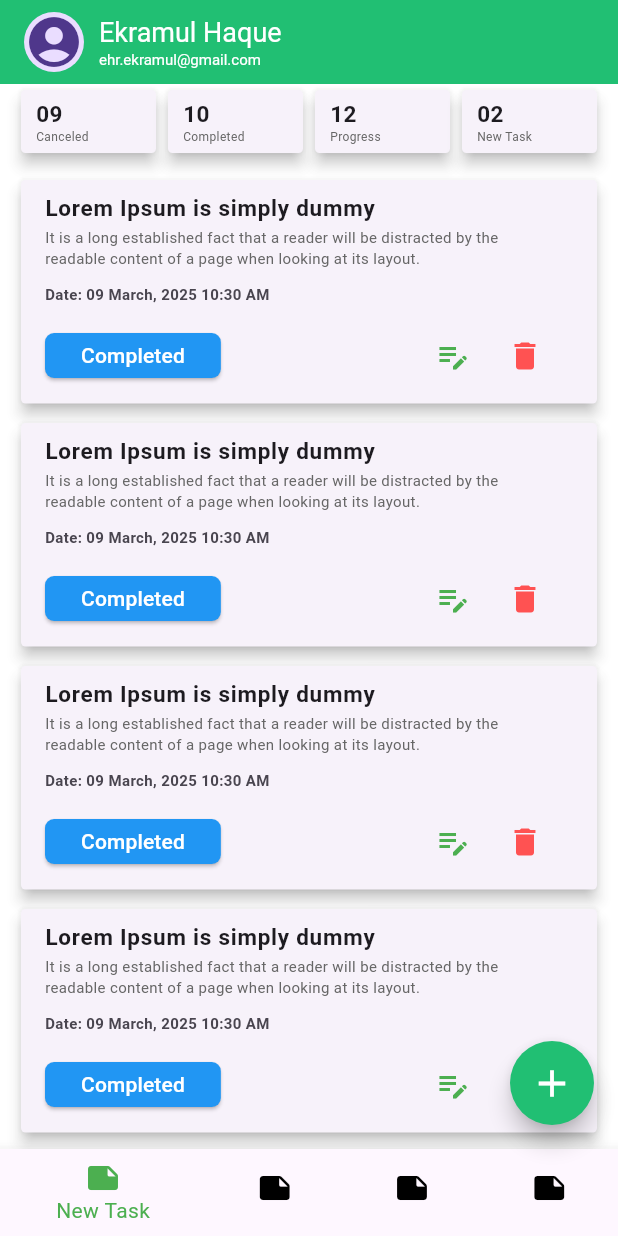
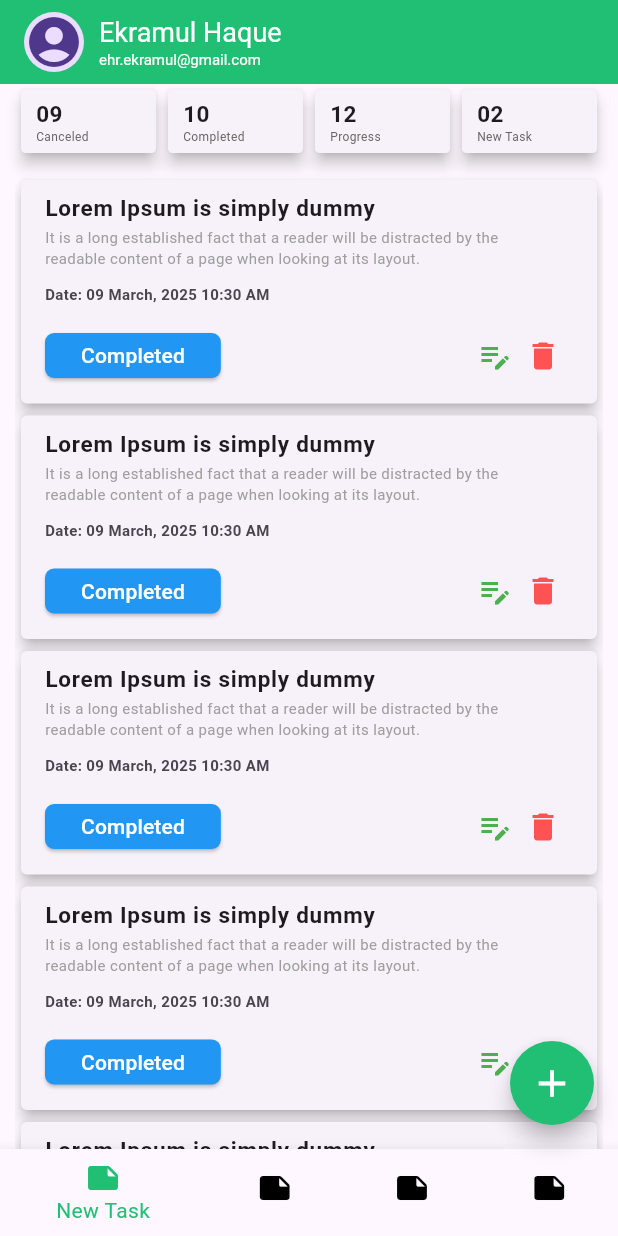
Before and after one commit to EHREkramul/Task-Manager-App, a Flutter app: the screen it shows after launch, on a phone screen of 412 x 824 dp. Run offline on Flutter 3.47's test engine with Material 3 defaults, Android fonts, the phone set to English and light mode, and no system bars; our stand-ins replace flutter_svg, pin_code_fields.

Commit message:
Refactor home screen

```diff
--- a/lib/app/app.dart
+++ b/lib/app/app.dart
@@ -19,11 +19,6 @@ class TaskManagerApp extends StatelessWidget {
         appBarTheme: AppBarTheme(
           backgroundColor: Color.fromARGB(255, 33, 191, 115),
           foregroundColor: Colors.white,
-        ),
-        floatingActionButtonTheme: FloatingActionButtonThemeData(
-          backgroundColor: Color.fromARGB(255, 33, 191, 115),
-          foregroundColor: Colors.white,
-          shape: CircleBorder(),
         ),
         inputDecorationTheme: InputDecorationTheme(
           enabledBorder: OutlineInputBorder(
--- a/lib/presentation/screens/home_screen.dart
+++ b/lib/presentation/screens/home_screen.dart
@@ -14,7 +14,6 @@ class _HomeScreenState extends State<HomeScreen> {
   @override
   Widget build(BuildContext context) {
     return Scaffold(
-      backgroundColor: Colors.white70,
       appBar: AppBar(
         title: Row(
           spacing: 10,
@@ -32,12 +31,15 @@ class _HomeScreenState extends State<HomeScreen> {
       ),
       floatingActionButton: FloatingActionButton(
         onPressed: () {},
+        backgroundColor: Color.fromARGB(255, 33, 191, 115),
+        foregroundColor: Colors.white,
+        shape: CircleBorder(),
         child: Icon(Icons.add, size: 30),
       ),
       bottomNavigationBar: BottomNavigationBar(
         currentIndex: 0,
         backgroundColor: Colors.white,
-        selectedItemColor: Colors.green,
+        selectedItemColor: Theme.of(context).primaryColor,
         unselectedItemColor: Colors.black,
         unselectedLabelStyle: TextStyle(color: Colors.black),
         items: [
@@ -59,19 +61,18 @@ class _HomeScreenState extends State<HomeScreen> {
           ),
         ],
       ),
-      body: Column(
+      body: Padding(
+        padding: const EdgeInsets.only(left: 10, right: 10),
+        child: Column(
           spacing: 10,
           children: [
-          Padding(
-            padding: const EdgeInsets.only(left: 10, right: 10),
-            child: Row(
+            Row(
               children: [
                 HomeCard(count: '09', status: 'Canceled'),
                 HomeCard(count: '10', status: 'Completed'),
                 HomeCard(count: '12', status: 'Progress'),
                 HomeCard(count: '02', status: 'New Task'),
               ],
-            ),
             ),
             Expanded(
               child: ListView.builder(
@@ -89,6 +90,7 @@ class _HomeScreenState extends State<HomeScreen> {
             ),
           ],
         ),
+      ),
     );
   }
 }
--- a/lib/presentation/widgets/task_item.dart
+++ b/lib/presentation/widgets/task_item.dart
@@ -19,11 +19,9 @@ class TaskItem extends StatelessWidget {
 
   @override
   Widget build(BuildContext context) {
-    return Padding(
-      padding: const EdgeInsets.only(left: 10, right: 10, bottom: 5),
-      child: Card(
+    return Card(
       shape: RoundedRectangleBorder(
-          borderRadius: BorderRadius.all(Radius.circular(3)),
+        borderRadius: BorderRadius.all(Radius.circular(4)),
       ),
       elevation: 4,
       child: ListTile(
@@ -35,14 +33,11 @@ class TaskItem extends StatelessWidget {
           spacing: 10,
           crossAxisAlignment: CrossAxisAlignment.start,
           children: [
-              Padding(
-                padding: const EdgeInsets.only(right: 10),
-                child: Text(
+            Text(
               description,
               style: TextStyle(
                 fontSize: 10,
-                    color: Color.fromARGB(255, 102, 102, 102),
-                  ),
+                color: Colors.grey,
               ),
             ),
 
@@ -63,13 +58,24 @@ class TaskItem extends StatelessWidget {
                   child: Text(status),
                 ),
                 Row(
+                  spacing: 8,
                   children: [
                     IconButton(
                       onPressed: () {},
+                      style: IconButton.styleFrom(
+                        padding: EdgeInsets.zero,
+                        minimumSize: Size(0, 0),
+                        tapTargetSize: MaterialTapTargetSize.shrinkWrap,
+                      ),
                       icon: Icon(Icons.edit_note, color: Colors.green),
                     ),
                     IconButton(
                       onPressed: () {},
+                      style: IconButton.styleFrom(
+                        padding: EdgeInsets.zero,
+                        minimumSize: Size(0, 0),
+                        tapTargetSize: MaterialTapTargetSize.shrinkWrap,
+                      ),
                       icon: Icon(Icons.delete, color: Colors.redAccent),
                     ),
                   ],
@@ -79,7 +85,6 @@ class TaskItem extends StatelessWidget {
           ],
         ),
       ),
-      ),
     );
   }
 }
```
Lines whose indentation alone changed are shown as unchanged.
